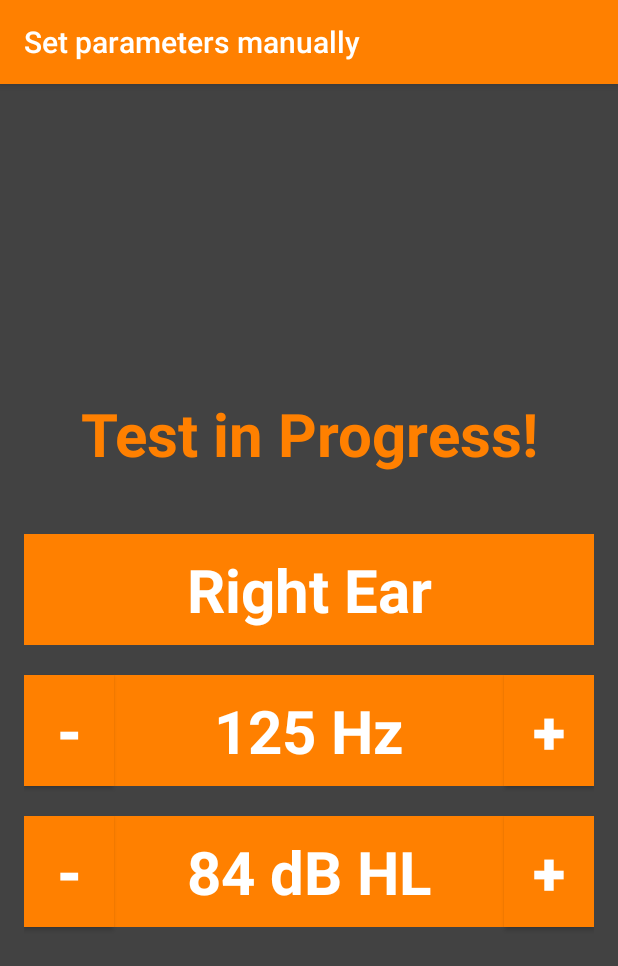
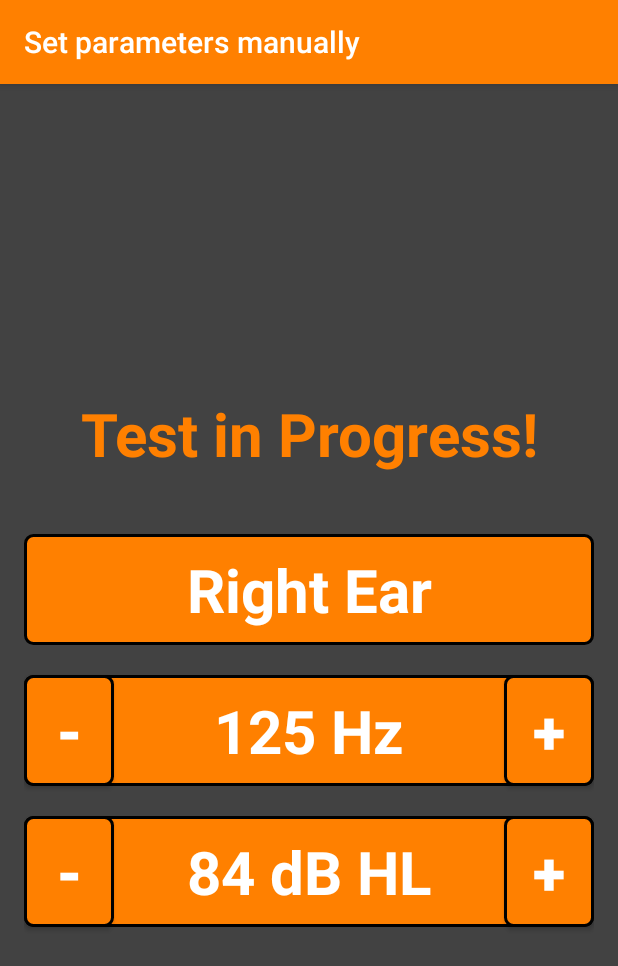
Before and after one commit to woheller69/audiometry, an Android app: the PerformSingleTest screen opened directly, with no data from a screen before it, on a phone screen of 412 x 824 dp. Shown: the top 966 px of the screen. Run offline under Robolectric (Android 15) with nearby library versions, the phone set to English and light mode, and no system bars; 1 statement that could not run was skipped.

Commit message:
Improve layout

```diff
--- a/app/src/main/res/drawable/button_static_background.xml
+++ b/app/src/main/res/drawable/button_static_background.xml
@@ -1,4 +1,8 @@
 <?xml version="1.0" encoding="utf-8"?>
 <shape xmlns:android="http://schemas.android.com/apk/res/android">
     <solid android:color="@color/orange" />
+    <corners android:radius="5dp" />
+    <stroke
+        android:color="@color/black"
+        android:width="2dp"/>
 </shape>
--- a/app/src/main/res/layout/activity_performsingletest.xml
+++ b/app/src/main/res/layout/activity_performsingletest.xml
@@ -105,13 +105,13 @@
     <Button
         android:id="@+id/freq_minus"
         android:layout_width="60dp"
-        android:padding="10dp"
-        android:background="@drawable/button_background"
         android:layout_height="wrap_content"
         android:layout_below="@id/ear"
+        android:layout_alignParentStart="true"
+        android:background="@drawable/button_background"
+        android:padding="10dp"
         android:text="-"
+        android:textColor="@color/white"
         android:textSize="40sp"
-        android:textColor="@color/white"
-        android:layout_alignParentStart="true"
-        android:textStyle="bold"/>
+        android:textStyle="bold" />
 </RelativeLayout>
--- a/app/src/main/res/values/strings.xml
+++ b/app/src/main/res/values/strings.xml
@@ -43,4 +43,6 @@
     <string name="debug">Debug</string>
     <string name="delete">Delete</string>
     <string name="test_at">Test at %s</string>
+    <string name="left">LEFT</string>
+    <string name="right">RIGHT</string>
 </resources>
```
Also changed, not shown: app/src/main/java/org/woheller69/audiometry/TestData.java (+3 -4 lines), app/src/main/res/layout/activity_test_data.xml (+41 -39 lines), 1 other file.
